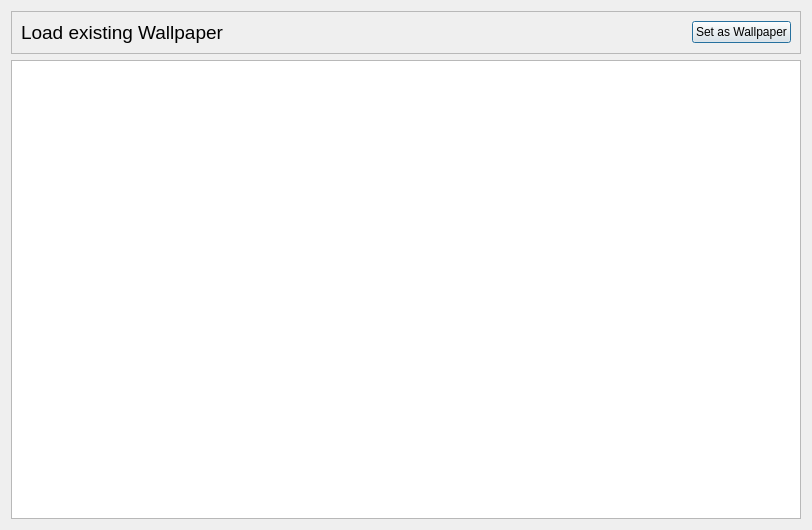
The window that photobrowser.ui (hakan1498/DailyDesktopWallpaperPlus) describes before a commit, drawn with Qt 5.
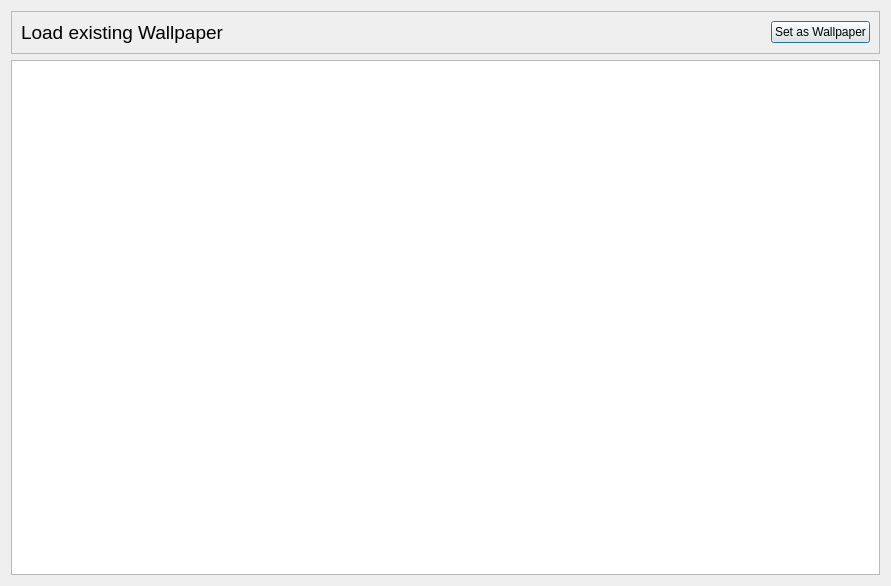
The same window after the commit. Icons and pictures are not drawn.

The edit to the form file:
```diff
--- a/photobrowser.ui
+++ b/photobrowser.ui
@@ -6,8 +6,8 @@
    <rect>
     <x>0</x>
     <y>0</y>
-    <width>812</width>
-    <height>530</height>
+    <width>891</width>
+    <height>586</height>
    </rect>
   </property>
   <property name="windowTitle">
```
